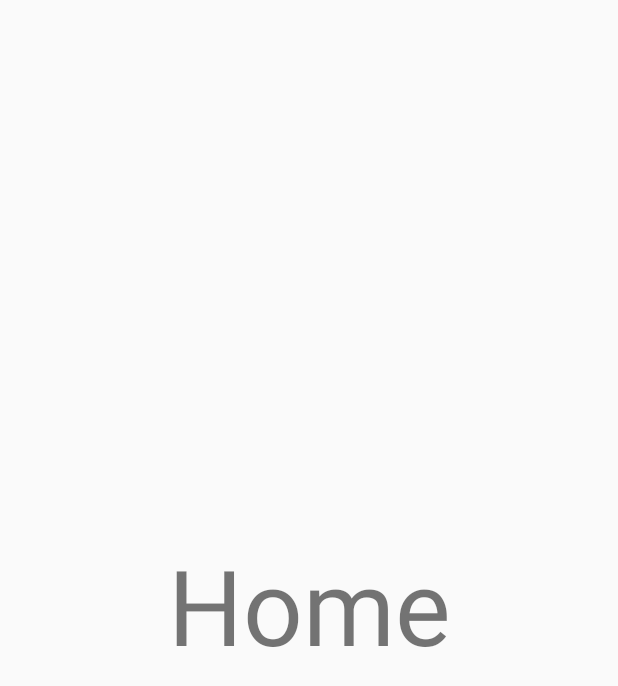
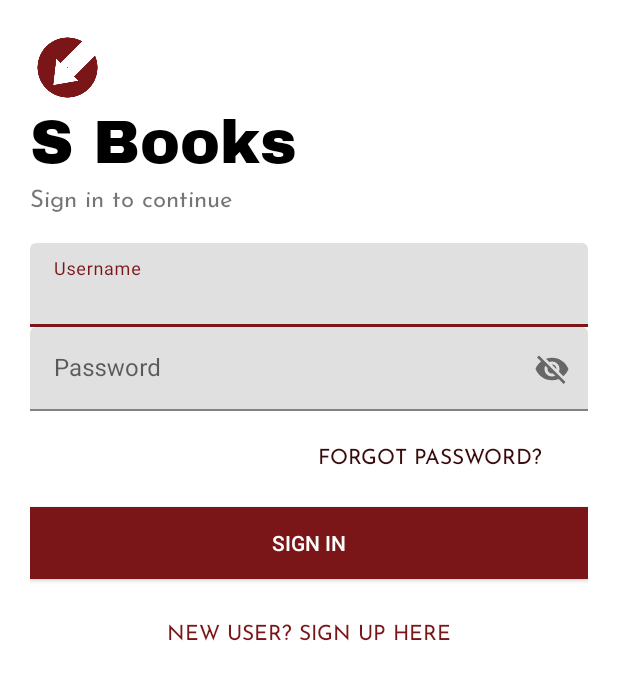
Before and after one commit to nzivo/SBooks, an Android app: the screen it shows after launch (HomeActivity before the commit, LoginActivity after it), on a phone screen of 412 x 824 dp. Shown: the top 686 px of the screen. Run offline under Robolectric (Android 15) with nearby library versions, the phone set to English and light mode, and no system bars.

Commit message:
Login UI Implemented

```diff
--- a/app/src/main/java/org/satima/sbooks/MainActivity.java
+++ b/app/src/main/java/org/satima/sbooks/MainActivity.java
@@ -20,7 +20,7 @@ public class MainActivity extends AppCompatActivity {
         new Handler().postDelayed(new Runnable() {
             @Override
             public void run(){
-                Intent intent = new Intent(MainActivity.this, HomeActivity.class);
+                Intent intent = new Intent(MainActivity.this, LoginActivity.class);
                 startActivity(intent);
                 finish();
             }
--- /dev/null
+++ b/app/src/main/res/font/archivo_black.xml
@@ -0,0 +1,7 @@
+<?xml version="1.0" encoding="utf-8"?>
+<font-family xmlns:app="http://schemas.android.com/apk/res-auto"
+        app:fontProviderAuthority="com.google.android.gms.fonts"
+        app:fontProviderPackage="com.google.android.gms"
+        app:fontProviderQuery="Archivo Black"
+        app:fontProviderCerts="@array/com_google_android_gms_fonts_certs">
+</font-family>
--- a/app/src/main/res/layout/activity_home.xml
+++ b/app/src/main/res/layout/activity_home.xml
@@ -12,7 +12,7 @@
         android:layout_height="wrap_content"
         android:layout_marginTop="274dp"
         android:layout_marginBottom="291dp"
-        android:text="Home"
+        android:text="@string/home"
         android:textAlignment="center"
         android:textSize="70sp"
         app:layout_constraintBottom_toBottomOf="parent"
--- a/app/src/main/res/values/colors.xml
+++ b/app/src/main/res/values/colors.xml
@@ -1,6 +1,10 @@
 <?xml version="1.0" encoding="utf-8"?>
 <resources>
-    <color name="colorPrimary">#008577</color>
-    <color name="colorPrimaryDark">#00574B</color>
-    <color name="colorAccent">#D81B60</color>
+    <color name="colorPrimary">#7a1618</color>
+    <color name="colorPrimaryDark">#390a0b</color>
+    <color name="colorAccent">#167a78</color>
+
+    <color name="black">#000000</color>
+    <color name="transparent">#00000000</color>
+    <color name="white">#ffffff</color>
 </resources>
--- a/app/src/main/res/values/preloaded_fonts.xml
+++ b/app/src/main/res/values/preloaded_fonts.xml
@@ -1,6 +1,8 @@
 <?xml version="1.0" encoding="utf-8"?>
 <resources>
     <array name="preloaded_fonts" translatable="false">
+        <item>@font/archivo_black</item>
         <item>@font/josefin_sans</item>
+        <item>@font/josefin_sans_bold</item>
     </array>
 </resources>
--- a/app/src/main/res/values/strings.xml
+++ b/app/src/main/res/values/strings.xml
@@ -1,3 +1,13 @@
 <resources>
     <string name="app_name">S Books</string>
+    <string name="satima">Satima</string>
+    <string name="library">Library</string>
+    <string name="home">Home</string>
+    <string name="sign_in">Sign In</string>
+    <string name="sign_in_to_continue">Sign in to continue</string>
+    <string name="sign_up">Sign Up</string>
+    <string name="forgot_password">Forgot Password?</string>
+    <string name="new_user">New User? Sign Up Here</string>
+    <string name="username">Username</string>
+    <string name="password">Password</string>
 </resources>
```
Also changed, not shown: app/src/main/res/font/josefin_sans_bold.xml (added, +7 -0 lines), app/src/main/res/layout/activity_main.xml (+5 -4 lines).
